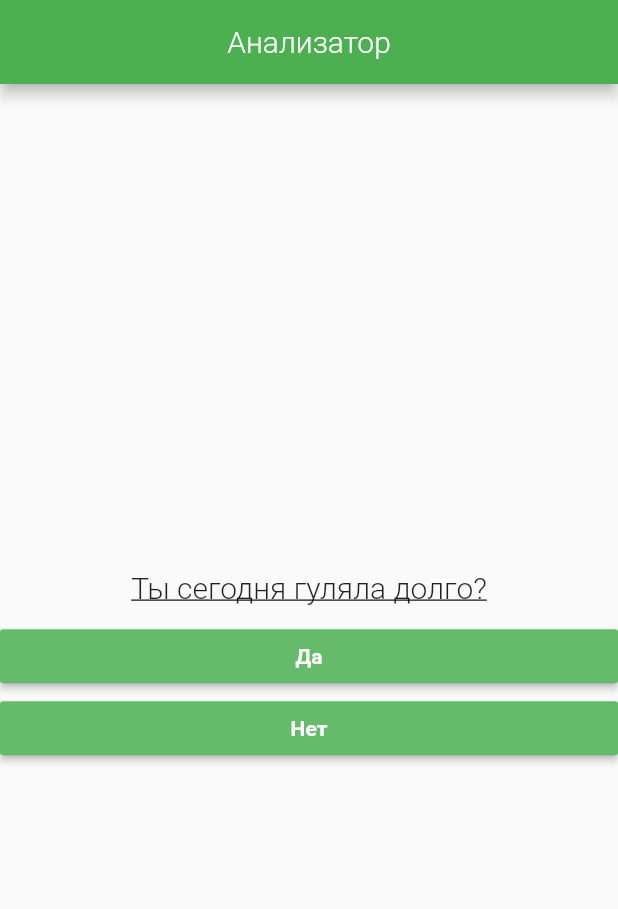
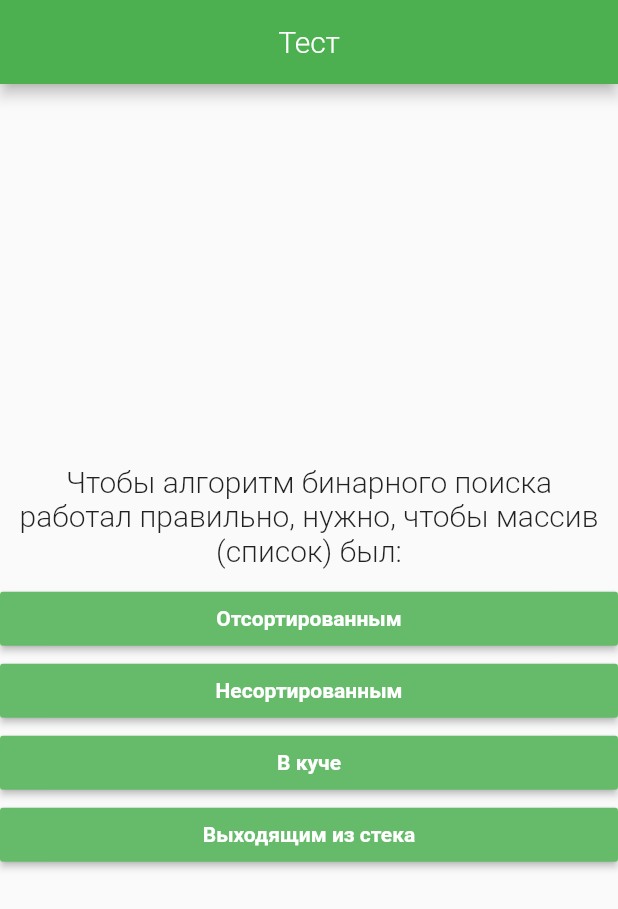
Before and after one commit to aleksandrabesse/QuizApp-module_2-, a Flutter app: the screen it shows after launch, on a phone screen of 412 x 824 dp. Shown: the top 909 px of the screen. Run offline on Flutter 3.47's test engine with Material 2 defaults, Android fonts, the phone set to English and light mode, and no system bars.

```diff
--- a/lib/answers.dart
+++ b/lib/answers.dart
@@ -1,4 +1,6 @@
 import 'package:flutter/material.dart';
+import 'package:flutter/cupertino.dart';
+import 'dart:io';
 
 class Answer extends StatelessWidget {
   final String answerText;
@@ -10,12 +12,25 @@ class Answer extends StatelessWidget {
   Widget build(BuildContext context) {
     return Container(
       width: double.infinity,
-        child:  RaisedButton(
-          color: Colors.green[400],
-            child: Text(answerText, style: TextStyle(fontWeight: FontWeight.w600, color:Colors.white)),
-            onPressed: action,
-          ),
-
+      child: Platform.isIOS
+          ? CupertinoButton(
+              child: Text(answerText,
+                  style: TextStyle(
+                      fontWeight: FontWeight.w600, color: Colors.white),
+                  textAlign: TextAlign.center),
+              onPressed: action,
+              color: CupertinoColors.activeGreen,
+            )
+          : RaisedButton(
+              color: Colors.green[400],
+              child: Text(
+                answerText,
+                style:
+                    TextStyle(fontWeight: FontWeight.w600, color: Colors.white),
+                textAlign: TextAlign.center,
+              ),
+              onPressed: action,
+            ),
     );
   }
 }
--- a/lib/main.dart
+++ b/lib/main.dart
@@ -1,9 +1,15 @@
+import 'dart:io';
+
+import 'package:flutter/cupertino.dart';
 import 'package:flutter/material.dart';
+import 'package:flutter/services.dart';
 
 import './quiz.dart';
 import './result.dart';
 
 void main() {
+  WidgetsFlutterBinding.ensureInitialized();
+  SystemChrome.setPreferredOrientations([DeviceOrientation.portraitUp]);
   runApp(MyApp());
 }
 
@@ -19,30 +25,47 @@ class MyApp extends StatefulWidget {
 class _MyAppState extends State<MyApp> {
   final _questions = const [
     {
-      'question': 'Ты сегодня гуляла долго?',
+      'question':
+          'Чтобы алгоритм бинарного поиска работал правильно, нужно, чтобы массив (список) был:',
       'answers': [
-        {'text': 'Да', 'score': 0},
-        {'text': 'Нет', 'score': 5},
+        {'text': 'Отсортированным', 'score': 1},
+        {'text': 'Несортированным', 'score': 0},
+        {'text': 'В куче', 'score': 0},
+        {'text': 'Выходящим из стека', 'score': 0}
       ]
     },
     {
       'question':
-          'Ты сегодня встречалась с кем - то или общалась через голосовой чат?',
+          'Алгоритм обхода графа отличается от алгоритма обхода вершин дерева тем, что…',
       'answers': [
-        {'text': 'Да', 'score': 0},
-        {'text': 'Нет', 'score': 4},
+        {'text': 'Деревья не соединяются', 'score': 0},
+        {'text': 'Графы могут иметь циклы', 'score': 1},
+        {'text': 'У деревьев есть корни', 'score': 0},
+        {
+          'text': 'Все утверждения выше ошибочны: дерево — подмножество графа',
+          'score': 0
+        }
       ]
     },
     {
-      'question': 'Чем ты занималась сегодня?',
+      'question':
+          'Какой алгоритм из нижеперечисленных будет самым производительным, если дан уже отсортированный массив?',
       'answers': [
-        {'text': 'Смотрела сериалы', 'score': 3},
-        {'text': 'Читала книгу', 'score': 2},
-        {'text': 'Смотрела телевизор', 'score': 3},
-        {'text': 'Гуляла', 'score': 0},
-        {'text': 'Смотрела уроки', 'score': 1}
+        {'text': 'Сортировка слиянием', 'score': 0},
+        {'text': 'Сортировка вставками', 'score': 1},
+        {'text': 'Быстрая сортировка', 'score': 0},
+        {'text': 'Пирамидальная сортировка', 'score': 0}
       ]
     },
+    {
+      'question': 'Алгоритм Дейкстры основан на:',
+      'answers': [
+        {'text': 'Парадигме «разделяй и властвуй»', 'score': 0},
+        {'text': 'Динамическом программировании', 'score': 0},
+        {'text': 'Жадном подходе (Greedy Approach)', 'score': 1},
+        {'text': 'Поиске с возвратом', 'score': 0}
+      ]
+    }
   ];
   int _index = 0;
   int _totalScore = 0;
@@ -55,13 +78,10 @@ class _MyAppState extends State<MyApp> {
   }
 
   String get textResult {
-    if (_totalScore == 12)
-      return 'Слетишь';
-    else if (_totalScore > 6)
-      return 'Возможно слетишь, осторожнее';
-    else if (_totalScore > 2)
-      return 'Малая вероятность слета, но давай без глупостей';
-    return 'Все прекрасно';
+    if (_totalScore == 4)
+      return 'Абсолютно верно';
+    else if (_totalScore > 2) return 'Подумай над некоторыми вопросами еще раз';
+    return 'Неверно, посмотри теорию еще раз';
   }
 
   void start() {
@@ -71,15 +91,45 @@ class _MyAppState extends State<MyApp> {
     });
   }
 
+  final ObstructingPreferredSizeWidget iosAppBar = CupertinoNavigationBar(
+    leading: const Text(
+      'Тест',
+      style: TextStyle(color: Colors.white, fontWeight: FontWeight.w300),
+      textAlign: TextAlign.center,
+    ),
+  );
+  final appBar = AppBar(
+      backgroundColor: Colors.green,
+      centerTitle: true,
+      title: const Text(
+        'Тест',
+        style: TextStyle(color: Colors.white, fontWeight: FontWeight.w300),
+        textAlign: TextAlign.center,
+      ));
   Widget build(BuildContext context) {
     return MaterialApp(
-        home: Scaffold(
+        home: Platform.isIOS
+            ? CupertinoPageScaffold(
+                navigationBar: iosAppBar,
+                child: _index < _questions.length
+                    ? Quiz(
+                        action: _answer,
+                        index: _index,
+                        questions: _questions,
+                      )
+                    : Result(
+                        start: start,
+                        textResult: textResult,
+                      ),
+              )
+            : Scaffold(
                 appBar: AppBar(
                   backgroundColor: Colors.green,
                   centerTitle: true,
-        title: Text(
-          'Анализатор',
-          style: TextStyle(color: Colors.white, fontWeight: FontWeight.w300),
+                  title: const Text(
+                    'Тест',
+                    style: TextStyle(
+                        color: Colors.white, fontWeight: FontWeight.w300),
                     textAlign: TextAlign.center,
                   ),
                 ),
--- a/lib/question.dart
+++ b/lib/question.dart
@@ -10,11 +10,13 @@ class Question extends StatelessWidget {
     // TODO: implement build
 
     return Container(
-
       child: Text(
         questionText,
         textAlign: TextAlign.center,
-          style: TextStyle(fontSize: 20,fontWeight: FontWeight.w300, decoration: TextDecoration.underline, decorationThickness: 0.9),
+        style: TextStyle(
+            fontSize: 20,
+            fontWeight: FontWeight.w300,
+          ),
       ),
       width: double.infinity,
       margin: EdgeInsets.all(10),
--- a/lib/result.dart
+++ b/lib/result.dart
@@ -1,3 +1,5 @@
+import 'dart:io';
+import 'package:flutter/cupertino.dart';
 import "package:flutter/material.dart";
 
 class Result extends StatelessWidget {
@@ -16,10 +18,16 @@ class Result extends StatelessWidget {
             textAlign: TextAlign.center,
           ),
         ),
-        FlatButton(
+        Platform.isIOS
+            ? CupertinoButton(
+                child: const Text('Пройти заново'), onPressed: start)
+            : FlatButton(
                 child: Text(
                   'Пройти заново',
-            style: TextStyle(fontSize: 15, color: Colors.grey[600],fontWeight: FontWeight.w300),
+                  style: TextStyle(
+                      fontSize: 15,
+                      color: Colors.grey[600],
+                      fontWeight: FontWeight.w300),
                   textAlign: TextAlign.center,
                 ),
                 onPressed: start,
```
Also changed, not shown: pubspec.yaml (+7 -1 lines), assets/icon.jpg (added), assets/icons/icon.png (added), pubspec.lock, 27 other files. Lines whose indentation alone changed are shown as unchanged.
